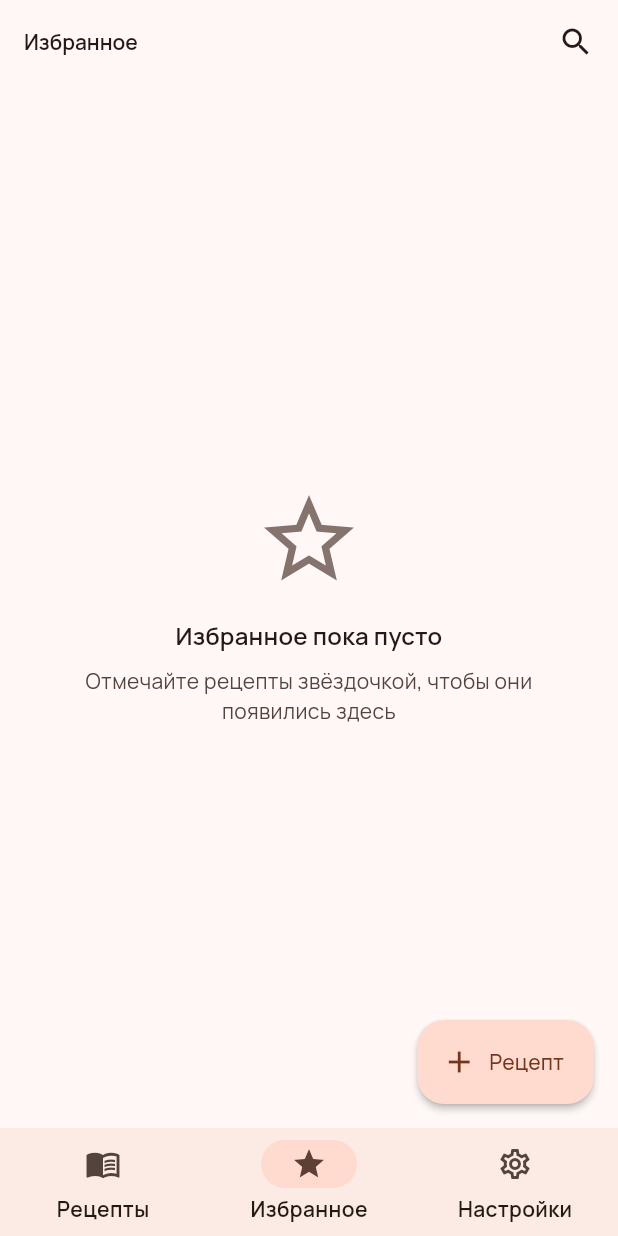
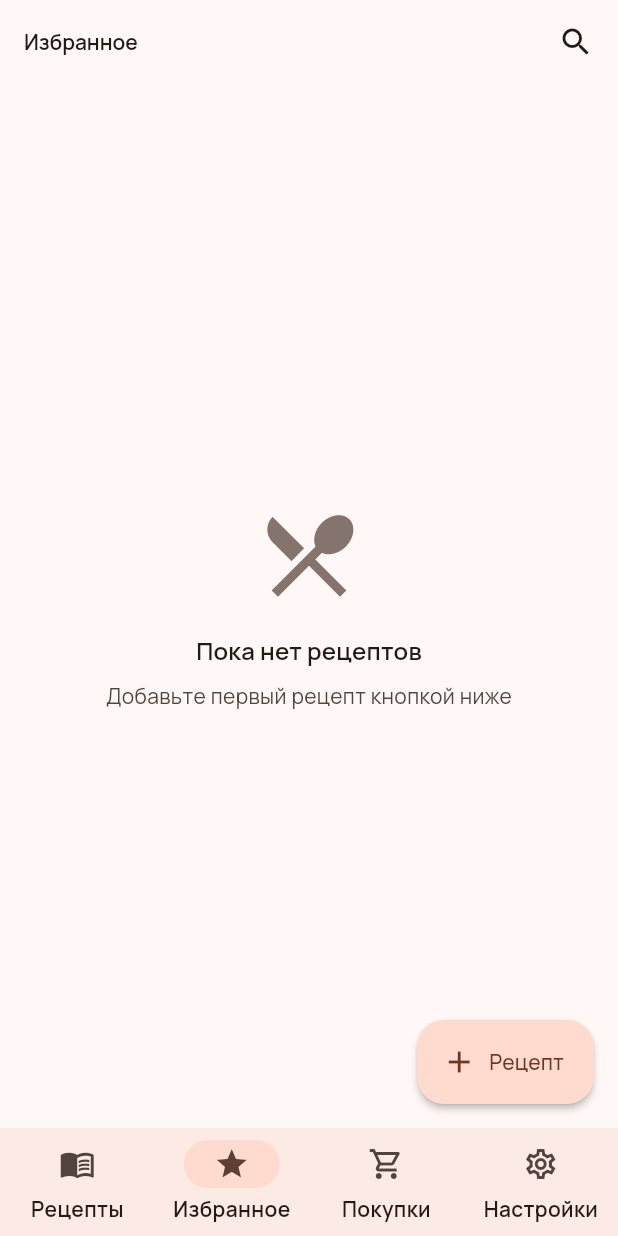
Before and after one commit to ak3301389/monkeyrecipes, a Flutter app: the screen it shows after launch, item 2 of the bottom bar chosen, on a phone screen of 412 x 824 dp. Run offline on Flutter 3.47's test engine with Material 3 defaults, Android fonts, the phone set to English and light mode, and no system bars; drawn by our look-alikes of dynamic_color; our stand-ins replace image_picker, shared_preferences.

Commit message:
Добавлен список покупок: 4-я вкладка, добавление из рецепта, объединение ингредиентов

```diff
--- /dev/null
+++ b/assets/version_history.txt
@@ -0,0 +1 @@
+v1.0.0.2 -
--- a/lib/models.dart
+++ b/lib/models.dart
@@ -131,3 +131,45 @@ class Recipe {
   factory Recipe.fromJsonString(String source) =>
       Recipe.fromJson(jsonDecode(source) as Map<String, dynamic>);
 }
+
+
+/// Элемент списка покупок.
+class ShoppingItem {
+  String id;
+  String name;
+  double amount;
+  String unit;
+  bool done;
+  String recipeId;
+  String recipeTitle;
+
+  ShoppingItem({
+    required this.id,
+    required this.name,
+    this.amount = 0,
+    this.unit = '',
+    this.done = false,
+    this.recipeId = '',
+    this.recipeTitle = '',
+  });
+
+  Map<String, dynamic> toJson() => {
+        'id': id,
+        'name': name,
+        'amount': amount,
+        'unit': unit,
+        'done': done,
+        'recipeId': recipeId,
+        'recipeTitle': recipeTitle,
+      };
+
+  factory ShoppingItem.fromJson(Map<String, dynamic> json) => ShoppingItem(
+        id: json['id'] as String? ?? '',
+        name: json['name'] as String? ?? '',
+        amount: (json['amount'] as num?)?.toDouble() ?? 0,
+        unit: json['unit'] as String? ?? '',
+        done: json['done'] as bool? ?? false,
+        recipeId: json['recipeId'] as String? ?? '',
+        recipeTitle: json['recipeTitle'] as String? ?? '',
+      );
+}
--- a/lib/screens/home_screen.dart
+++ b/lib/screens/home_screen.dart
@@ -14,6 +14,7 @@ import 'categories_screen.dart';
 import 'recipe_detail_screen.dart';
 import 'recipe_edit_screen.dart';
 import 'search_screen.dart';
+import 'shopping_list_screen.dart';
 
 /// Главный экран приложения с нижней навигацией.
 /// На широких экранах (Web, планшет) навигация переезжает в NavigationRail слева.
@@ -94,6 +95,11 @@ class _HomeScreenState extends State<HomeScreen> {
             label: 'Избранное',
           ),
           NavigationDestination(
+            icon: Icon(Icons.shopping_cart_outlined),
+            selectedIcon: Icon(Icons.shopping_cart),
+            label: 'Покупки',
+          ),
+          NavigationDestination(
             icon: Icon(Icons.settings_outlined),
             selectedIcon: Icon(Icons.settings),
             label: 'Настройки',
@@ -132,6 +138,11 @@ class _HomeScreenState extends State<HomeScreen> {
                     label: Text('Избранное'),
                   ),
                   NavigationRailDestination(
+                    icon: Icon(Icons.shopping_cart_outlined),
+                    selectedIcon: Icon(Icons.shopping_cart),
+                    label: Text('Покупки'),
+                  ),
+                  NavigationRailDestination(
                     icon: Icon(Icons.settings_outlined),
                     selectedIcon: Icon(Icons.settings),
                     label: Text('Настройки'),
@@ -149,7 +160,7 @@ class _HomeScreenState extends State<HomeScreen> {
   }
 
   AppBar _buildAppBar() {
-    const titles = ['Рецепты', 'Избранное', 'Настройки'];
+    const titles = ['Рецепты', 'Избранное', 'Покупки', 'Настройки'];
     return AppBar(
       title: Text(titles[_tabIndex]),
       actions: [
@@ -328,8 +339,16 @@ class _HomeScreenState extends State<HomeScreen> {
           ],
         );
       case 1:
-        return const _FavoritesTab();
+        return _RecipesTab(
+          recipes: _recipes.where((r) => r.favorite).toList(),
+          categories: _categories,
+          onOpen: _openRecipe,
+          onFavorite: _toggleFavorite,
+          onDelete: _confirmDeleteRecipe,
+        );
       case 2:
+        return ShoppingListScreen(key: ValueKey(_tabIndex));
+      case 3:
         return ValueListenableBuilder<AppThemeMode>(
           valueListenable: themeModeNotifier,
           builder: (context, mode, _) => _SettingsTab(
--- a/pubspec.yaml
+++ b/pubspec.yaml
@@ -2,7 +2,7 @@ name: recipes_book
 description: "Книга рецептов"
 publish_to: 'none'
 
-version: 1.0.0+1
+version: 1.0.0+2
 
 environment:
   sdk: ^3.13.0
```
Also changed, not shown: lib/screens/recipe_detail_screen.dart (+57 -0 lines), lib/screens/shopping_list_screen.dart (added, +282 -0 lines), lib/services/storage_service.dart (+27 -7 lines), 2 other files.
